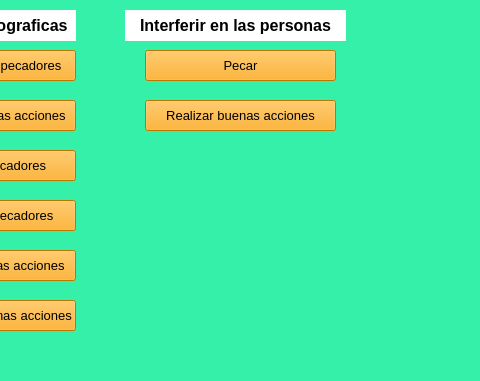
Old version of the form Progra-2-Estructuras/principal.ui in the repository APAntony/Estructuras-progra-2; both pictures show x 125 to 605 and y 0 to 381 of the 713 by 381 pixel window.
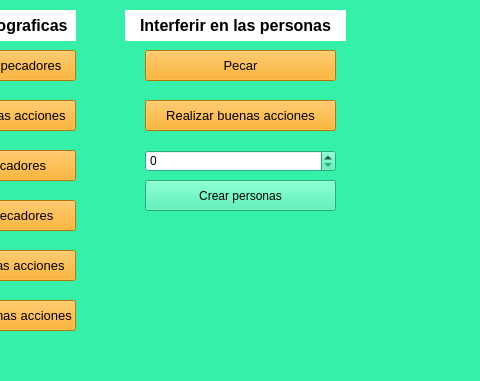
New version of the form.

```diff
--- a/Progra-2-Estructuras/principal.ui
+++ b/Progra-2-Estructuras/principal.ui
@@ -661,6 +661,29 @@
     <string>Realizar buenas acciones</string>
    </property>
   </widget>
+  <widget class="QPushButton" name="crearPersonas">
+   <property name="geometry">
+    <rect>
+     <x>270</x>
+     <y>180</y>
+     <width>191</width>
+     <height>31</height>
+    </rect>
+   </property>
+   <property name="text">
+    <string>Crear personas</string>
+   </property>
+  </widget>
+  <widget class="QSpinBox" name="cantidadPersonas">
+   <property name="geometry">
+    <rect>
+     <x>270</x>
+     <y>150</y>
+     <width>191</width>
+     <height>22</height>
+    </rect>
+   </property>
+  </widget>
  </widget>
  <resources/>
  <connections/>
```
